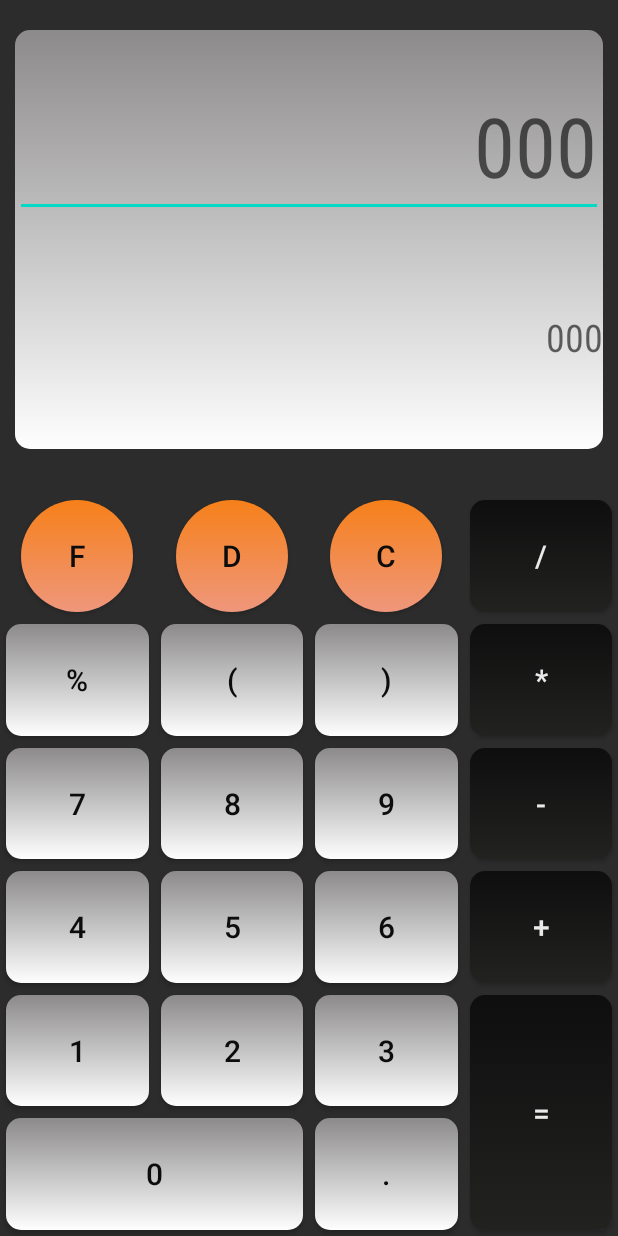
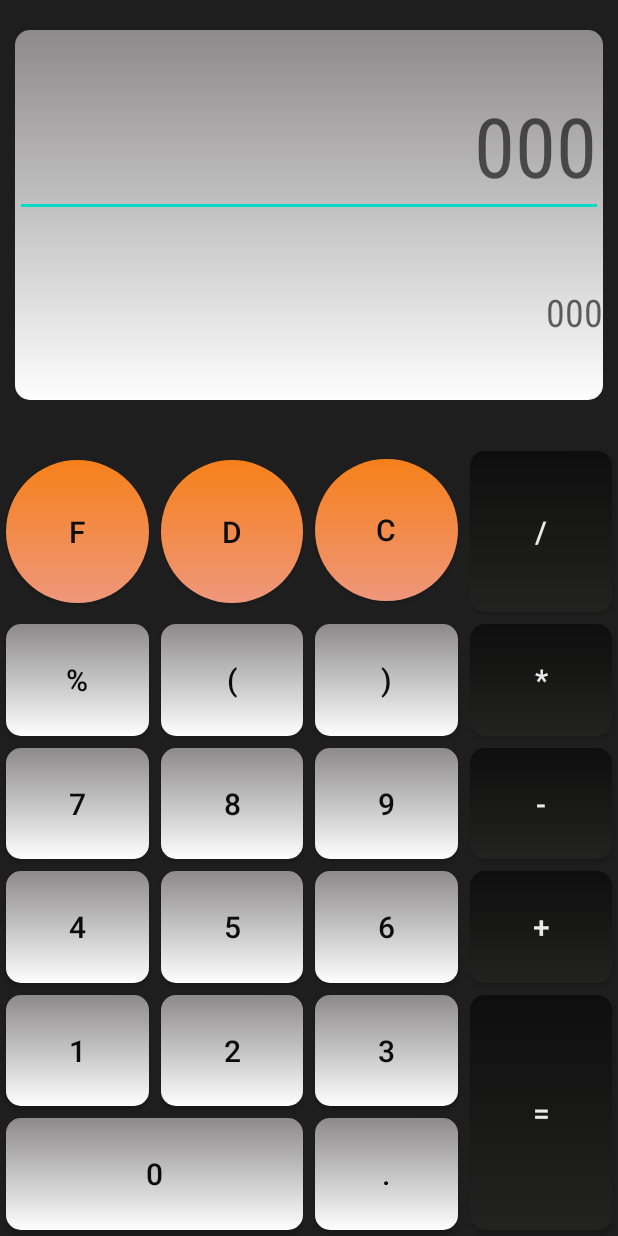
Before and after one commit to Taranuyk-Maksim/Calculator, an Android app: the screen it shows after launch (MainActivity), on a phone screen of 412 x 824 dp. Run offline under Robolectric (Android 15) with nearby library versions, the phone set to English and light mode, and no system bars.

Commit message:
refactoring fix dimens names fix color names

```diff
--- a/app/src/main/res/drawable/bc_control_button.xml
+++ b/app/src/main/res/drawable/bc_control_button.xml
@@ -4,8 +4,8 @@
         <shape android:shape="rectangle">
             <corners android:radius="@dimen/control_buttons_radius" />
             <gradient android:type="linear"
-                android:endColor="@color/startControl_button"
-                android:startColor="@color/endControl_button"
+                android:endColor="@color/start_control_button"
+                android:startColor="@color/end_control_button"
                 android:angle="90" />
         </shape>
     </item>
@@ -13,8 +13,8 @@
         <shape android:shape="rectangle">
             <corners android:radius="@dimen/control_buttons_radius" />
             <gradient android:type="linear"
-                android:endColor="@color/endColor_number_button"
-                android:startColor="@color/startColor_number_button"
+                android:endColor="@color/end_color_number_button"
+                android:startColor="@color/start_color_number_button"
                 android:angle="90"/>
         </shape>
     </item>
--- a/app/src/main/res/drawable/bc_number_button.xml
+++ b/app/src/main/res/drawable/bc_number_button.xml
@@ -3,8 +3,8 @@
     <item android:state_pressed="true">
         <shape>
             <gradient android:type="linear"
-                android:endColor="@color/endClick_color"
-                android:startColor="@color/startClick_color"
+                android:endColor="@color/end_click_color"
+                android:startColor="@color/start_click_color"
                 android:angle="90.0" />
             <corners android:radius="@dimen/button_radius" />
 
@@ -13,8 +13,8 @@
     <item>
         <shape>
             <gradient android:type="linear"
-                android:endColor="@color/endColor_number_button"
-                android:startColor="@color/startColor_number_button"
+                android:endColor="@color/end_color_number_button"
+                android:startColor="@color/start_color_number_button"
                 android:angle="90" />
             <corners android:radius="@dimen/button_radius" />
 
--- a/app/src/main/res/drawable/bc_operands_button.xml
+++ b/app/src/main/res/drawable/bc_operands_button.xml
@@ -3,8 +3,8 @@
     <item android:state_pressed="true">
         <shape>
             <gradient android:type="linear"
-                android:endColor="@color/endClick_color"
-                android:startColor="@color/startClick_color"
+                android:endColor="@color/end_click_color"
+                android:startColor="@color/start_click_color"
                 android:angle="90.0" />
             <corners
                 android:radius="@dimen/button_radius" />
@@ -13,8 +13,8 @@
     <item>
         <shape>
             <gradient android:type="linear"
-                android:endColor="@color/endOperands_button"
-                android:startColor="@color/startOperands_button"
+                android:endColor="@color/end_operands_button"
+                android:startColor="@color/start_operands_button"
                 android:angle="90.0" />
             <corners
                 android:radius="@dimen/button_radius" />
--- a/app/src/main/res/layout/main_activity.xml
+++ b/app/src/main/res/layout/main_activity.xml
@@ -81,7 +81,6 @@
         android:text="@string/zero"
         app:layout_constraintBottom_toBottomOf="parent"
         app:layout_constraintEnd_toStartOf="@+id/guideline10"
-        app:layout_constraintHorizontal_bias="0.444"
         app:layout_constraintStart_toStartOf="parent"
         app:layout_constraintTop_toTopOf="@+id/guideline7" />
 
@@ -255,27 +254,16 @@
         app:layout_constraintTop_toTopOf="@+id/guideline7" />
 
     <androidx.constraintlayout.widget.ConstraintLayout
+        style="@style/InputField"
         android:id="@+id/constraintLayout"
-        android:layout_width="@dimen/dimen_zero"
-        android:layout_height="@dimen/dimen_zero"
-        android:layout_marginStart="@dimen/ten"
-        android:layout_marginLeft="@dimen/ten"
-        android:layout_marginTop="@dimen/twenty"
-        android:layout_marginEnd="@dimen/ten"
-        android:layout_marginRight="@dimen/ten"
-        android:layout_marginBottom="@dimen/thirty"
-        android:background="@drawable/bc_number_button"
         app:layout_constraintBottom_toTopOf="@+id/guideline2"
         app:layout_constraintEnd_toEndOf="parent"
         app:layout_constraintStart_toStartOf="parent"
         app:layout_constraintTop_toTopOf="parent">
 
         <EditText
-            android:id="@+id/inputText"
+            android:id="@+id/et_input"
             style="@style/TextNumber.Input"
-            android:layout_width="@dimen/dimen_zero"
-            android:layout_height="wrap_content"
-            android:layout_marginTop="@dimen/thirty"
             android:hint="@string/value_hint"
             app:layout_constraintBottom_toBottomOf="parent"
             app:layout_constraintEnd_toEndOf="parent"
@@ -284,17 +272,13 @@
             app:layout_constraintVertical_bias="0.0" />
 
         <TextView
-            android:id="@+id/textView2"
+            android:id="@+id/tv_output"
             style="@style/TextNumber.Result"
-            android:layout_width="@dimen/dimen_zero"
-            android:layout_height="wrap_content"
-            android:layout_marginTop="10dp"
-            android:layout_marginBottom="5dp"
             android:hint="@string/value_hint"
             app:layout_constraintBottom_toBottomOf="parent"
             app:layout_constraintEnd_toEndOf="parent"
             app:layout_constraintStart_toStartOf="parent"
-            app:layout_constraintTop_toBottomOf="@+id/inputText" />
+            app:layout_constraintTop_toBottomOf="@+id/et_input" />
     </androidx.constraintlayout.widget.ConstraintLayout>
 
     <androidx.constraintlayout.widget.Guideline
@@ -302,7 +286,7 @@
         android:layout_width="wrap_content"
         android:layout_height="wrap_content"
         android:orientation="horizontal"
-        app:layout_constraintGuide_percent="0.4" />
+        app:layout_constraintGuide_percent="0.36" />
 
     <androidx.constraintlayout.widget.Guideline
         android:id="@+id/guideline3"
--- a/app/src/main/res/values/colors.xml
+++ b/app/src/main/res/values/colors.xml
@@ -7,20 +7,20 @@
 
     <color name="colorText">#262727</color>
 
-    <color name="colorBackground">#2C2C2C</color>
+    <color name="colorBackground">#1E1E1E</color>
 
     <!-- click color -->
-    <color name="startClick_color">#5E5A63</color>
-    <color name="endClick_color">#B5B5B5</color>
-    <!-- buttons numbers -->
-    <color name="startColor_number_button">#FEFEFF</color>
-    <color name="endColor_number_button">#8C8A8A</color>
-    <!-- buttons numbers -->
-    <color name="startControl_button">#F68019</color>
-    <color name="endControl_button">#EF977C</color>
-    <!-- buttons operands -->
-    <color name="startOperands_button">#222221</color>
-    <color name="endOperands_button">#0E0E0E</color>
+    <color name="start_click_color">#5E5A63</color>
+    <color name="end_click_color">#B5B5B5</color>
+    <!-- green button -->
+    <color name="start_color_number_button">#FEFEFF</color>
+    <color name="end_color_number_button">#8C8A8A</color>
+    <!-- orange button-->
+    <color name="start_control_button">#F68019</color>
+    <color name="end_control_button">#EF977C</color>
+    <!-- black button -->
+    <color name="start_operands_button">#222221</color>
+    <color name="end_operands_button">#0E0E0E</color>
     <!-- text colors -->
     <color name="black_text">#0C0C0C</color>
     <color name="white_text">#EAEAEA</color>
--- a/app/src/main/res/values/dimens.xml
+++ b/app/src/main/res/values/dimens.xml
@@ -16,8 +16,14 @@
     <dimen name="input_text">55sp</dimen>
     <dimen name="output_text">25sp</dimen>
 
-    <dimen name="ten">10dp</dimen>
-    <dimen name="twenty">20dp</dimen>
-    <dimen name="thirty">30dp</dimen>
+    <dimen name="input_area_right_left_margin">10dp</dimen>
+    <dimen name="input_area_top_margin">20dp</dimen>
+    <dimen name="input_area_bottom_margin">30dp</dimen>
+
+    <dimen name="input_text_marginTop">30dp</dimen>
+
+    <dimen name="output_text_marginTop">10dp</dimen>
+    <dimen name="output_text_marginBottom">5dp</dimen>
+
 
 </resources>
--- a/app/src/main/res/values/styles.xml
+++ b/app/src/main/res/values/styles.xml
@@ -40,9 +40,29 @@
 
     <style name="TextNumber.Input">
         <item name="android:textSize">@dimen/input_text</item>
+        <item name="android:layout_width">@dimen/dimen_zero</item>
+        <item name="android:layout_height">wrap_content</item>
+        <item name="android:layout_marginTop">@dimen/input_text_marginTop</item>
     </style>
 
     <style name="TextNumber.Result">
         <item name="android:textSize">@dimen/output_text</item>
+        <item name="android:layout_width">@dimen/dimen_zero</item>
+        <item name="android:layout_height">wrap_content</item>
+        <item name="android:layout_marginTop">@dimen/output_text_marginTop</item>
+        <item name="android:layout_marginBottom">@dimen/output_text_marginBottom</item>
+
     </style>
+
+    <style name="InputField">
+        <item name="android:layout_width">@dimen/dimen_zero</item>
+        <item name="android:layout_height">@dimen/dimen_zero</item>
+        <item name="android:layout_marginTop">@dimen/input_area_top_margin</item>
+        <item name="android:layout_marginLeft">@dimen/input_area_right_left_margin</item>
+        <item name="android:layout_marginRight">@dimen/input_area_right_left_margin</item>
+        <item name="android:layout_marginBottom">@dimen/input_area_bottom_margin</item>
+        <item name="android:background">@drawable/bc_number_button</item>
+    </style>
+
+
 </resources>
```
